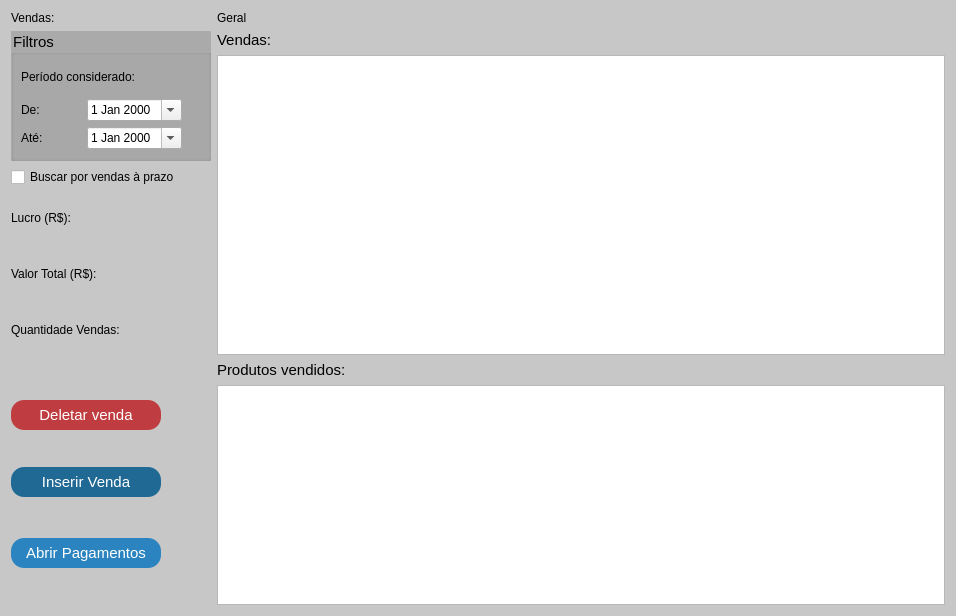
Old version of the form src/vendas.ui in the repository GabR36/QEstoqueLoja.
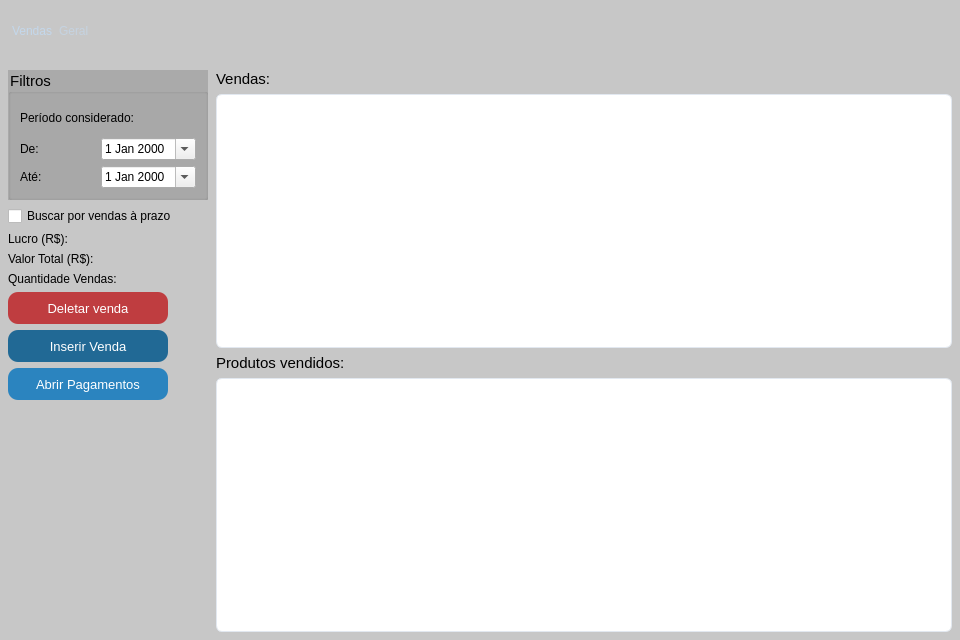
New version of the form. Icons and pictures are not drawn.

Commit message: novo estilo para relatorios, pagamento, vendas, entradas...

What changed in the file:
```diff
--- a/src/vendas.ui
+++ b/src/vendas.ui
@@ -6,295 +6,233 @@
    <rect>
     <x>0</x>
     <y>0</y>
-    <width>956</width>
-    <height>616</height>
+    <width>960</width>
+    <height>640</height>
    </rect>
   </property>
-  <property name="sizePolicy">
-   <sizepolicy hsizetype="Fixed" vsizetype="Fixed">
-    <horstretch>0</horstretch>
-    <verstretch>0</verstretch>
-   </sizepolicy>
-  </property>
   <property name="minimumSize">
    <size>
-    <width>252</width>
-    <height>320</height>
+    <width>800</width>
+    <height>520</height>
    </size>
   </property>
-  <property name="maximumSize">
-   <size>
-    <width>16777215</width>
-    <height>16777215</height>
-   </size>
-  </property>
-  <property name="acceptDrops">
-   <bool>false</bool>
-  </property>
   <property name="windowTitle">
    <string>Vendas - QEstoqueLoja</string>
   </property>
   <property name="styleSheet">
    <string notr="true">
-
-#Vendas{
-background-color: rgb(199, 199, 199);
-
+#Vendas {
+  background-color: rgb(199, 199, 199);
+  background-color: qlineargradient(spread:pad, x1:0, y1:0, x2:1, y2:0,
+    stop:0 rgba(199, 199, 199, 255), stop:1 rgba(170, 170, 170, 255));
 }
-QPushButton{
-background-color: rgb(43, 132, 191);
-color: rgb(255, 255, 255);
-font-size: 15px;
-border-radius: 13px;
-
+QPushButton {
+  background-color: rgb(43, 132, 191);
+  color: rgb(255, 255, 255);
+  font-size: 13px;
+  border-radius: 10px;
 }
-QPushButton:disabled{
-	
-	
-	background-color: rgb(154, 153, 150);
+QPushButton:disabled {
+  background-color: rgb(154, 153, 150);
 }
-
-QPushButton:hover{
-	background-color: rgb(13, 92, 161);
+QPushButton:hover {
+  background-color: rgb(13, 92, 161);
 }
-QPushButton:pressed{
-	
-color: rgb(255, 255, 255);
-	background-color: rgb(153, 193, 241);
-font-size: 15px;
-border-radius: 13px;
+QPushButton:pressed {
+  color: rgb(255, 255, 255);
+  background-color: rgb(153, 193, 241);
+  font-size: 13px;
+  border-radius: 10px;
 }
-QGroupBox{
-background-color:rgb(170, 170, 170);
-	font: 700 9pt &quot;Segoe UI&quot;;
-	font-size: 15px;
+#Btn_DeletarVenda {
+  background-color: rgb(191, 61, 64);
+}
+#Btn_DeletarVenda:hover {
+  background-color: rgb(139, 44, 47);
+}
+#Btn_DeletarVenda:pressed {
+  background-color: rgb(255, 96, 99);
+}
+#Btn_InserirVenda {
+  background-color: rgb(33, 105, 149);
+}
+#Btn_InserirVenda:hover {
+  background-color: rgb(3, 75, 119);
+}
+#Btn_InserirVenda:pressed {
+  background-color: rgb(153, 193, 241);
+}
+QGroupBox {
+  background-color: rgb(170, 170, 170);
+  font: 700 9pt &quot;Segoe UI&quot;;
+  font-size: 15px;
+}
+QTableView {
+  background-color: #ffffff;
+  alternate-background-color: #dce9f5;
+  border: 1px solid #e2e8f0;
+  border-radius: 6px;
+  gridline-color: #e2e8f0;
+  selection-background-color: rgb(43, 132, 191);
+  selection-color: #ffffff;
+  outline: none;
+}
+QHeaderView::section {
+  background-color: #f1f5f9;
+  color: #475569;
+  font: 600 9pt &quot;Ubuntu&quot;;
+  border: none;
+  border-bottom: 2px solid #e2e8f0;
+  border-right: 1px solid #e2e8f0;
+  padding: 6px 10px;
+}
+QHeaderView::section:last {
+  border-right: none;
+}
+QScrollBar:vertical {
+  background: #f1f5f9;
+  width: 8px;
+  border-radius: 4px;
+}
+QScrollBar::handle:vertical {
+  background: #cbd5e1;
+  border-radius: 4px;
+  min-height: 20px;
+}
+QScrollBar::add-line:vertical, QScrollBar::sub-line:vertical {
+  height: 0px;
 }
 </string>
   </property>
   <layout class="QGridLayout" name="gridLayout">
-   <item row="4" column="1">
-    <layout class="QVBoxLayout" name="verticalLayout_4">
-     <item>
-      <widget class="QLabel" name="label_4">
-       <property name="styleSheet">
-        <string notr="true">font-size: 15px;
-font: 700 9pt &quot;Segoe UI&quot;;</string>
-       </property>
-       <property name="text">
-        <string>Produtos vendidos:</string>
-       </property>
-      </widget>
-     </item>
-     <item>
-      <widget class="QTableView" name="Tview_ProdutosVendidos">
-       <property name="contextMenuPolicy">
-        <enum>Qt::ContextMenuPolicy::CustomContextMenu</enum>
-       </property>
-       <property name="alternatingRowColors">
-        <bool>true</bool>
-       </property>
-       <property name="selectionMode">
-        <enum>QAbstractItemView::SelectionMode::MultiSelection</enum>
-       </property>
-       <property name="selectionBehavior">
-        <enum>QAbstractItemView::SelectionBehavior::SelectRows</enum>
-       </property>
-       <attribute name="horizontalHeaderCascadingSectionResizes">
-        <bool>false</bool>
-       </attribute>
-       <attribute name="horizontalHeaderDefaultSectionSize">
-        <number>50</number>
-       </attribute>
-       <attribute name="horizontalHeaderShowSortIndicator" stdset="0">
-        <bool>false</bool>
-       </attribute>
-       <attribute name="horizontalHeaderStretchLastSection">
-        <bool>true</bool>
-       </attribute>
-       <attribute name="verticalHeaderVisible">
-        <bool>false</bool>
-       </attribute>
-      </widget>
-     </item>
-    </layout>
-   </item>
-   <item row="4" column="0">
-    <layout class="QVBoxLayout" name="verticalLayout_5">
-     <item>
-      <widget class="QPushButton" name="Btn_DeletarVenda">
-       <property name="sizePolicy">
-        <sizepolicy hsizetype="Fixed" vsizetype="Fixed">
-         <horstretch>0</horstretch>
-         <verstretch>0</verstretch>
-        </sizepolicy>
-       </property>
-       <property name="minimumSize">
-        <size>
-         <width>120</width>
-         <height>30</height>
-        </size>
-       </property>
-       <property name="maximumSize">
-        <size>
-         <width>150</width>
-         <height>22</height>
-        </size>
-       </property>
-       <property name="styleSheet">
-        <string notr="true">#Btn_DeletarVenda{
-background-color:rgb(191, 61, 64);
-}
-#Btn_DeletarVenda:hover{
-background-color: rgb(139, 44, 47);
-}
-#Btn_DeletarVenda:pressed{
-background-color:rgb(255, 96, 99)
-
-}</string>
-       </property>
-       <property name="text">
-        <string>Deletar venda</string>
-       </property>
-       <property name="icon">
-        <iconset resource="../Imagens/recursosImg.qrc">
-         <normaloff>:/QEstoqueLOja/amarok-cart-remove.svg</normaloff>:/QEstoqueLOja/amarok-cart-remove.svg</iconset>
-       </property>
-       <property name="iconSize">
-        <size>
-         <width>20</width>
-         <height>20</height>
-        </size>
-       </property>
-      </widget>
-     </item>
-     <item>
-      <widget class="QPushButton" name="Btn_InserirVenda">
-       <property name="sizePolicy">
-        <sizepolicy hsizetype="Fixed" vsizetype="Fixed">
-         <horstretch>0</horstretch>
-         <verstretch>0</verstretch>
-        </sizepolicy>
-       </property>
-       <property name="minimumSize">
-        <size>
-         <width>150</width>
-         <height>30</height>
-        </size>
-       </property>
-       <property name="maximumSize">
-        <size>
-         <width>150</width>
-         <height>30</height>
-        </size>
-       </property>
-       <property name="styleSheet">
-        <string notr="true">#Btn_InserirVenda{
-background-color: rgb(33, 105, 149);
-}
-#Btn_InserirVenda:hover{
-background-color:rgb(03,75,119);
-}
-#Btn_InserirVenda:pressed{
-
-	background-color: rgb(153, 193, 241);
-
-}</string>
-       </property>
-       <property name="text">
-        <string>Inserir Venda</string>
-       </property>
-       <property name="icon">
-        <iconset resource="../Imagens/recursosImg.qrc">
-         <normaloff>:/QEstoqueLOja/add-product.svg</normaloff>:/QEstoqueLOja/add-product.svg</iconset>
-       </property>
-       <property name="iconSize">
-        <size>
-         <width>25</width>
-         <height>25</height>
-        </size>
-       </property>
-      </widget>
-     </item>
-     <item>
-      <widget class="QPushButton" name="Btn_AbrirPag">
-       <property name="sizePolicy">
-        <sizepolicy hsizetype="Fixed" vsizetype="Fixed">
-         <horstretch>0</horstretch>
-         <verstretch>0</verstretch>
-        </sizepolicy>
-       </property>
-       <property name="minimumSize">
-        <size>
-         <width>150</width>
-         <height>30</height>
-        </size>
-       </property>
-       <property name="maximumSize">
-        <size>
-         <width>150</width>
-         <height>30</height>
-        </size>
-       </property>
-       <property name="toolTip">
-        <string>Somente em Vendas a Prazo</string>
-       </property>
-       <property name="text">
-        <string>Abrir Pagamentos</string>
-       </property>
-      </widget>
-     </item>
-    </layout>
-   </item>
-   <item row="1" column="1" rowspan="3">
-    <layout class="QVBoxLayout" name="verticalLayout_2">
-     <item>
-      <widget class="QLabel" name="label_3">
-       <property name="styleSheet">
-        <string notr="true">font-size: 15px;
-font: 700 9pt &quot;Segoe UI&quot;;</string>
-       </property>
-       <property name="text">
-        <string>Vendas:</string>
-       </property>
-      </widget>
-     </item>
-     <item>
-      <widget class="QTableView" name="Tview_Vendas2">
+   <property name="spacing">
+    <number>0</number>
+   </property>
+   <property name="leftMargin">
+    <number>0</number>
+   </property>
+   <property name="topMargin">
+    <number>0</number>
+   </property>
+   <property name="rightMargin">
+    <number>0</number>
+   </property>
+   <property name="bottomMargin">
+    <number>8</number>
+   </property>
+   <item row="0" column="0" colspan="2">
+    <widget class="QFrame" name="frameHeaderBar">
        <property name="minimumSize">
         <size>
          <width>0</width>
-         <height>300</height>
-        </size>
-       </property>
-       <property name="contextMenuPolicy">
-        <enum>Qt::ContextMenuPolicy::CustomContextMenu</enum>
-       </property>
-       <property name="inputMethodHints">
-        <set>Qt::InputMethodHint::ImhNone</set>
-       </property>
-       <property name="alternatingRowColors">
-        <bool>true</bool>
-       </property>
-       <property name="selectionMode">
-        <enum>QAbstractItemView::SelectionMode::SingleSelection</enum>
-       </property>
-       <property name="selectionBehavior">
-        <enum>QAbstractItemView::SelectionBehavior::SelectRows</enum>
-       </property>
-       <attribute name="horizontalHeaderDefaultSectionSize">
-        <number>50</number>
-       </attribute>
-       <attribute name="horizontalHeaderStretchLastSection">
-        <bool>true</bool>
-       </attribute>
-       <attribute name="verticalHeaderVisible">
-        <bool>false</bool>
-       </attribute>
-      </widget>
-     </item>
-    </layout>
+       <height>62</height>
+      </size>
+     </property>
+     <property name="maximumSize">
+      <size>
+       <width>16777215</width>
+       <height>62</height>
+      </size>
+     </property>
+     <property name="styleSheet">
+      <string notr="true">
+QFrame {
+  background-color: qlineargradient(spread:pad, x1:0, y1:0, x2:0, y2:1,
+    stop:0 rgb(38, 62, 92), stop:1 rgb(24, 42, 66));
+  border-bottom: 2px solid rgb(43, 132, 191);
+}
+QPushButton {
+  background-color: transparent;
+  font: 600 10pt &quot;Segoe UI&quot;;
+  color: rgb(195, 215, 235);
+  border: none;
+  border-radius: 7px;
+  padding: 4px 12px;
+}
+QPushButton:hover {
+  background-color: rgba(43, 132, 191, 150);
+  color: white;
+}
+QPushButton:pressed {
+  background-color: rgba(153, 193, 241, 100);
+  color: white;
+}
+QLabel {
+  color: rgb(195, 215, 235);
+  background-color: transparent;
+  border: none;
+}
+      </string>
+     </property>
+     <property name="frameShape">
+      <enum>QFrame::Shape::NoFrame</enum>
+     </property>
+     <layout class="QHBoxLayout" name="headerLayout">
+      <property name="leftMargin">
+       <number>12</number>
+      </property>
+      <property name="rightMargin">
+       <number>12</number>
+      </property>
+      <item>
+       <widget class="QLabel" name="Lbl_Header">
+        <property name="styleSheet">
+         <string notr="true">font: 700 14pt &quot;Ubuntu&quot;;</string>
+        </property>
+        <property name="text">
+         <string>Vendas</string>
+        </property>
+       </widget>
+      </item>
+      <item>
+       <widget class="QLabel" name="Lbl_ClienteHeader">
+        <property name="styleSheet">
+         <string notr="true">font: 500 11pt &quot;Ubuntu&quot;; color: rgba(195, 215, 235, 180);</string>
+        </property>
+        <property name="text">
+         <string>Geral</string>
+        </property>
+       </widget>
+      </item>
+      <item>
+       <spacer name="headerSpacer">
+        <property name="orientation">
+         <enum>Qt::Orientation::Horizontal</enum>
+        </property>
+        <property name="sizeHint" stdset="0">
+         <size>
+          <width>40</width>
+          <height>20</height>
+         </size>
+        </property>
+       </spacer>
+      </item>
+     </layout>
+    </widget>
    </item>
-   <item row="1" column="0">
+   <item row="1" column="0" colspan="2">
+    <layout class="QHBoxLayout" name="contentLayout">
+     <property name="spacing">
+      <number>8</number>
+     </property>
+     <property name="leftMargin">
+      <number>8</number>
+     </property>
+     <property name="topMargin">
+      <number>8</number>
+     </property>
+     <property name="rightMargin">
+      <number>8</number>
+     </property>
+     <property name="bottomMargin">
+      <number>0</number>
+     </property>
+     <item>
+      <layout class="QVBoxLayout" name="leftPanelLayout">
+       <property name="spacing">
+        <number>6</number>
+       </property>
+       <item>
     <widget class="QGroupBox" name="groupBox">
      <property name="sizePolicy">
       <sizepolicy hsizetype="Fixed" vsizetype="Fixed">
@@ -317,15 +255,6 @@
      <property name="title">
       <string>Filtros</string>
      </property>
-     <widget class="QWidget" name="layoutWidget">
-      <property name="geometry">
-       <rect>
-        <x>10</x>
-        <y>30</y>
-        <width>161</width>
-        <height>88</height>
-       </rect>
-      </property>
       <layout class="QVBoxLayout" name="verticalLayout">
        <item>
         <widget class="QLabel" name="label_8">
@@ -372,9 +301,15 @@
        </item>
       </layout>
      </widget>
-    </widget>
-   </item>
-   <item row="3" column="0">
+       </item>
+       <item>
+        <widget class="QCheckBox" name="cb_BuscaVendasPrazo">
+         <property name="text">
+          <string>Buscar por vendas à prazo</string>
+         </property>
+        </widget>
+       </item>
+       <item>
     <layout class="QVBoxLayout" name="verticalLayout_3">
      <item>
       <layout class="QHBoxLayout" name="horizontalLayout">
@@ -441,32 +376,216 @@
      </item>
     </layout>
    </item>
-   <item row="2" column="0">
-    <widget class="QCheckBox" name="cb_BuscaVendasPrazo">
+       <item>
+        <layout class="QVBoxLayout" name="verticalLayout_5">
+         <item>
+          <widget class="QPushButton" name="Btn_DeletarVenda">
+           <property name="sizePolicy">
+            <sizepolicy hsizetype="Fixed" vsizetype="Fixed">
+             <horstretch>0</horstretch>
+             <verstretch>0</verstretch>
+            </sizepolicy>
+           </property>
+           <property name="minimumSize">
+            <size>
+             <width>160</width>
+             <height>32</height>
+            </size>
+           </property>
+           <property name="maximumSize">
+            <size>
+             <width>160</width>
+             <height>32</height>
+            </size>
+           </property>
      <property name="text">
-      <string>Buscar por vendas à prazo</string>
-     </property>
-    </widget>
-   </item>
-   <item row="0" column="0">
-    <widget class="QLabel" name="Lbl_Header">
+            <string>Deletar venda</string>
+           </property>
+           <property name="icon">
+            <iconset resource="../Imagens/recursosImg.qrc">
+             <normaloff>:/QEstoqueLOja/amarok-cart-remove.svg</normaloff>:/QEstoqueLOja/amarok-cart-remove.svg</iconset>
+           </property>
+           <property name="iconSize">
+            <size>
+             <width>20</width>
+             <height>20</height>
+            </size>
+           </property>
+          </widget>
+         </item>
+         <item>
+          <widget class="QPushButton" name="Btn_InserirVenda">
+           <property name="sizePolicy">
+            <sizepolicy hsizetype="Fixed" vsizetype="Fixed">
+             <horstretch>0</horstretch>
+             <verstretch>0</verstretch>
+            </sizepolicy>
+           </property>
+           <property name="minimumSize">
+            <size>
+             <width>160</width>
+             <height>32</height>
+            </size>
+           </property>
+           <property name="maximumSize">
+            <size>
+             <width>160</width>
+             <height>32</height>
+            </size>
+           </property>
+           <property name="text">
+            <string>Inserir Venda</string>
+           </property>
+           <property name="icon">
+            <iconset resource="../Imagens/recursosImg.qrc">
+             <normaloff>:/QEstoqueLOja/add-product.svg</normaloff>:/QEstoqueLOja/add-product.svg</iconset>
+           </property>
+           <property name="iconSize">
+            <size>
+             <width>25</width>
+             <height>25</height>
+            </size>
+           </property>
+          </widget>
+         </item>
+         <item>
+          <widget class="QPushButton" name="Btn_AbrirPag">
+           <property name="sizePolicy">
+            <sizepolicy hsizetype="Fixed" vsizetype="Fixed">
+             <horstretch>0</horstretch>
+             <verstretch>0</verstretch>
+            </sizepolicy>
+           </property>
+           <property name="minimumSize">
+            <size>
+             <width>160</width>
+             <height>32</height>
+            </size>
+           </property>
+           <property name="maximumSize">
+            <size>
+             <width>160</width>
+             <height>32</height>
+            </size>
+           </property>
+           <property name="toolTip">
+            <string>Somente em Vendas a Prazo</string>
+           </property>
+           <property name="text">
+            <string>Abrir Pagamentos</string>
+           </property>
+          </widget>
+         </item>
+        </layout>
+       </item>
+       <item>
+        <spacer name="leftBottomSpacer">
+         <property name="orientation">
+          <enum>Qt::Orientation::Vertical</enum>
+         </property>
+         <property name="sizeHint" stdset="0">
+          <size>
+           <width>20</width>
+           <height>40</height>
+          </size>
+         </property>
+        </spacer>
+       </item>
+      </layout>
+     </item>
+     <item>
+      <layout class="QVBoxLayout" name="rightPanelLayout">
+       <property name="spacing">
+        <number>6</number>
+       </property>
+       <item>
+        <widget class="QLabel" name="label_3">
      <property name="styleSheet">
-      <string notr="true">font: 700 20pt &quot;Ubuntu&quot;;</string>
+          <string notr="true">font-size: 15px; font: 700 9pt &quot;Segoe UI&quot;;</string>
      </property>
      <property name="text">
       <string>Vendas:</string>
      </property>
     </widget>
    </item>
-   <item row="0" column="1">
-    <widget class="QLabel" name="Lbl_ClienteHeader">
+       <item>
+        <widget class="QTableView" name="Tview_Vendas2">
+         <property name="minimumSize">
+          <size>
+           <width>0</width>
+           <height>200</height>
+          </size>
+         </property>
+         <property name="contextMenuPolicy">
+          <enum>Qt::ContextMenuPolicy::CustomContextMenu</enum>
+         </property>
+         <property name="alternatingRowColors">
+          <bool>true</bool>
+         </property>
+         <property name="selectionMode">
+          <enum>QAbstractItemView::SelectionMode::SingleSelection</enum>
+         </property>
+         <property name="selectionBehavior">
+          <enum>QAbstractItemView::SelectionBehavior::SelectRows</enum>
+         </property>
+         <property name="showGrid">
+          <bool>false</bool>
+         </property>
+         <attribute name="horizontalHeaderDefaultSectionSize">
+          <number>50</number>
+         </attribute>
+         <attribute name="horizontalHeaderStretchLastSection">
+          <bool>true</bool>
+         </attribute>
+         <attribute name="verticalHeaderVisible">
+          <bool>false</bool>
+         </attribute>
+        </widget>
+       </item>
+       <item>
+        <widget class="QLabel" name="label_4">
      <property name="styleSheet">
-      <string notr="true">font: 700 15pt &quot;Ubuntu&quot;;</string>
+          <string notr="true">font-size: 15px; font: 700 9pt &quot;Segoe UI&quot;;</string>
      </property>
      <property name="text">
-      <string>Geral</string>
-     </property>
-    </widget>
+          <string>Produtos vendidos:</string>
+         </property>
+        </widget>
+       </item>
+       <item>
+        <widget class="QTableView" name="Tview_ProdutosVendidos">
+         <property name="contextMenuPolicy">
+          <enum>Qt::ContextMenuPolicy::CustomContextMenu</enum>
+         </property>
+         <property name="alternatingRowColors">
+          <bool>true</bool>
+         </property>
+         <property name="selectionMode">
+          <enum>QAbstractItemView::SelectionMode::MultiSelection</enum>
+         </property>
+         <property name="selectionBehavior">
+          <enum>QAbstractItemView::SelectionBehavior::SelectRows</enum>
+         </property>
+         <property name="showGrid">
+          <bool>false</bool>
+         </property>
+         <attribute name="horizontalHeaderCascadingSectionResizes">
+          <bool>false</bool>
+         </attribute>
+         <attribute name="horizontalHeaderDefaultSectionSize">
+          <number>50</number>
+         </attribute>
+         <attribute name="horizontalHeaderStretchLastSection">
+          <bool>true</bool>
+         </attribute>
+         <attribute name="verticalHeaderVisible">
+          <bool>false</bool>
+         </attribute>
+        </widget>
+       </item>
+      </layout>
+     </item>
+    </layout>
    </item>
   </layout>
  </widget>
```
Lines whose indentation alone changed are shown as unchanged. The commit also changes 12 other files.
